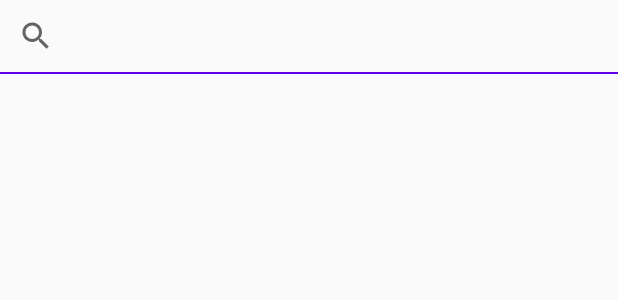
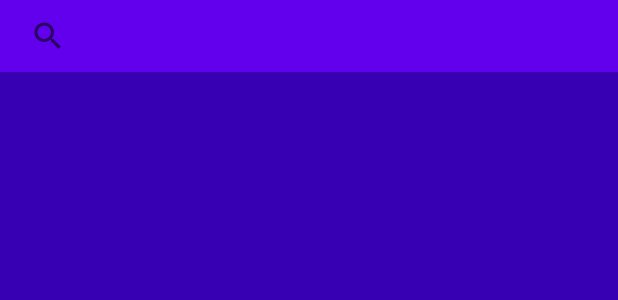
Before and after one commit to galeopsis/kotlin_hw9, an Android app: the layout activity_main.xml on its own in the app's theme, with its tools: preview values and no code run, on a phone screen of 412 x 824 dp. Shown: the top 300 px of the screen. Run offline under Robolectric (Android 15) with nearby library versions, the phone set to English and light mode, and no system bars.

```diff
--- a/app/src/main/AndroidManifest.xml
+++ b/app/src/main/AndroidManifest.xml
@@ -16,6 +16,7 @@
         android:supportsRtl="true"
         android:theme="@style/Theme.ContentProviderTest"
         tools:ignore="AllowBackup">
+        <activity android:name=".DetailsActivity" />
         <activity android:name=".MainActivity">
             <intent-filter>
                 <action android:name="android.intent.action.MAIN" />
--- a/app/src/main/java/com/galeopsis/contentprovidertest/contacts/model/Contact.kt
+++ b/app/src/main/java/com/galeopsis/contentprovidertest/contacts/model/Contact.kt
@@ -1,3 +1,3 @@
 package com.galeopsis.contentprovidertest.contacts.model
 
-class Contact(val name: String, val number: String)
+data class Contact(val name: String, val number: String)
--- a/app/src/main/res/layout/activity_main.xml
+++ b/app/src/main/res/layout/activity_main.xml
@@ -1,29 +1,28 @@
 <?xml version="1.0" encoding="utf-8"?>
-<androidx.appcompat.widget.LinearLayoutCompat xmlns:android="http://schemas.android.com/apk/res/android"
+<LinearLayout xmlns:android="http://schemas.android.com/apk/res/android"
+    xmlns:app="http://schemas.android.com/apk/res-auto"
     xmlns:tools="http://schemas.android.com/tools"
+    android:id="@+id/country_content_id"
     android:layout_width="match_parent"
     android:layout_height="match_parent"
+    android:background="@color/design_default_color_primary_dark"
     android:orientation="vertical"
     tools:context=".MainActivity">
 
     <androidx.appcompat.widget.SearchView
-        android:id="@+id/searcher"
-        android:layout_width="wrap_content"
+        android:id="@+id/contact_search"
+        android:layout_width="match_parent"
         android:layout_height="wrap_content"
-        android:layout_centerHorizontal="true"
-        android:queryHint="Поиск по имени контакта" />
+        android:background="@color/design_default_color_primary"
+        android:textCursorDrawable="@null"
+        app:iconifiedByDefault="false"
+        app:queryBackground="@null" />
 
-    <View
-        android:id="@+id/view"
-        android:layout_width="match_parent"
-        android:layout_height="1dp"
-        android:background="@color/design_default_color_primary" />
 
     <androidx.recyclerview.widget.RecyclerView
-        android:id="@+id/recyclerView"
+        android:id="@+id/contactItem"
         android:layout_width="match_parent"
-        android:layout_height="650dp"
-        android:padding="10dp"
-        tools:layout_editor_absoluteX="0dp" />
+        android:layout_height="match_parent"
+        android:background="@color/design_default_color_primary_dark" />
 
-</androidx.appcompat.widget.LinearLayoutCompat>
+</LinearLayout>
--- a/app/src/main/res/values-night/themes.xml
+++ b/app/src/main/res/values-night/themes.xml
@@ -1,6 +1,6 @@
 <resources xmlns:tools="http://schemas.android.com/tools">
     <!-- Base application theme. -->
-    <style name="Theme.ContentProviderTest" parent="Theme.AppCompat.DayNight.DarkActionBar">
+    <style name="Theme.ContentProviderTest" parent="Theme.MaterialComponents.DayNight.DarkActionBar">
         <!-- Primary brand color. -->
         <item name="colorPrimary">@color/purple_200</item>
         <item name="colorPrimaryVariant">@color/purple_700</item>
--- a/app/src/main/res/values/strings.xml
+++ b/app/src/main/res/values/strings.xml
@@ -8,4 +8,7 @@
     <string name="search">search</string>
     <string name="todo">todo</string>
     <string name="united_states">United States 🇺🇸</string>
+    <string name="my_contact">My contact</string>
+    <string name="number">1234567890</string>
+    <string name="name_of_contact">Name of contact</string>
 </resources>
--- a/app/src/main/res/values/themes.xml
+++ b/app/src/main/res/values/themes.xml
@@ -1,6 +1,6 @@
 <resources xmlns:tools="http://schemas.android.com/tools">
     <!-- Base application theme. -->
-    <style name="Theme.ContentProviderTest" parent="Theme.AppCompat.DayNight.DarkActionBar">
+    <style name="Theme.ContentProviderTest" parent="Theme.MaterialComponents.DayNight.DarkActionBar">
         <!-- Primary brand color. -->
         <item name="colorPrimary">@color/purple_500</item>
         <item name="colorPrimaryVariant">@color/purple_700</item>
```
Also changed, not shown: app/src/main/java/com/galeopsis/contentprovidertest/DetailsActivity.kt (added, +20 -0 lines), app/src/main/java/com/galeopsis/contentprovidertest/MainActivity.kt (+26 -20 lines), app/src/main/java/com/galeopsis/contentprovidertest/MyAdapter.kt (added, +109 -0 lines), app/src/main/java/com/galeopsis/contentprovidertest/contacts/adapter/MyAdapter.kt (deleted, +0 -95 lines), app/src/main/res/layout/activity_details.xml (added, +21 -0 lines), app/src/main/res/layout/recycleview_row.xml (renamed from app/src/main/res/layout/list_item.xml, +5 -7 lines).
